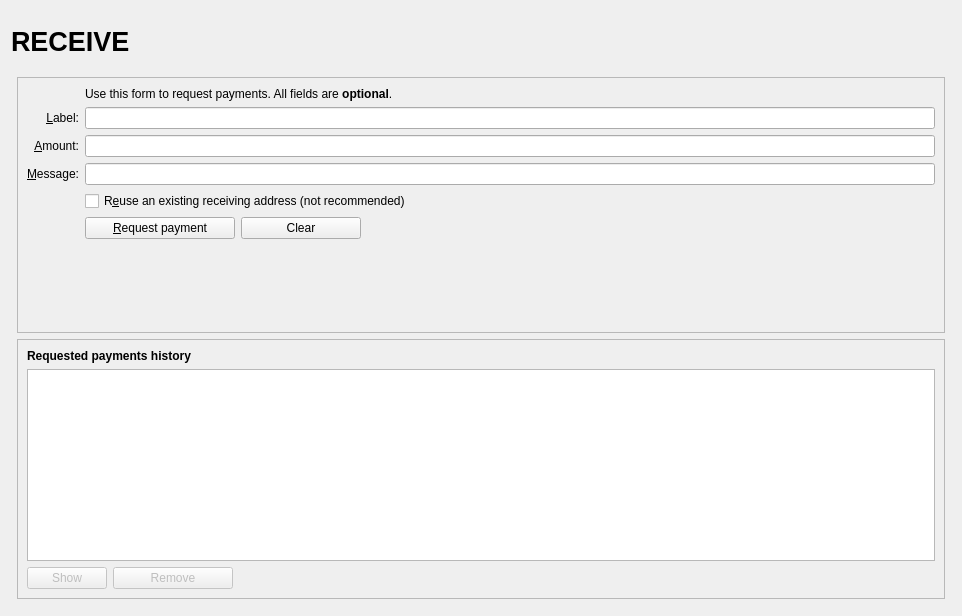
Before: the Qt Designer form src/qt/forms/receivecoinsdialog.ui in vipcore/VIP-OLD, drawn with Qt 5.
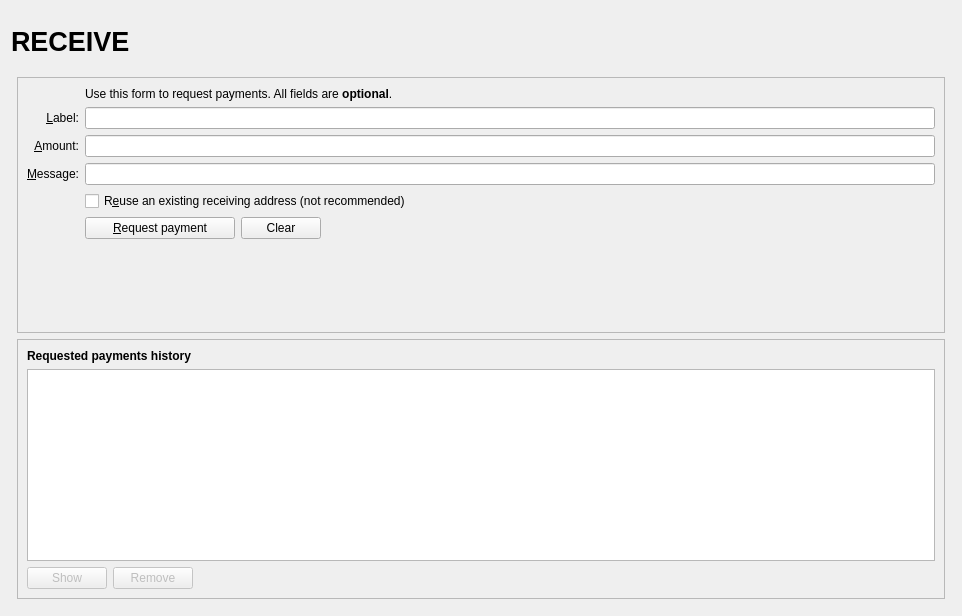
After: the same form once the commit is applied. Icons and pictures are not drawn. Custom widgets are drawn as their Qt base class.

```diff
--- a/src/qt/forms/receivecoinsdialog.ui
+++ b/src/qt/forms/receivecoinsdialog.ui
@@ -269,12 +269,6 @@
                    <verstretch>0</verstretch>
                   </sizepolicy>
                  </property>
-                 <property name="minimumSize">
-                <size>
-                 <width>120</width>
-                 <height>0</height>
-                </size>
-               </property>
                  <property name="toolTip">
                   <string>Clear all fields of the form.</string>
                  </property>
@@ -428,12 +422,6 @@
                <property name="enabled">
                 <bool>false</bool>
                </property>
-               <property name="minimumSize">
-                <size>
-                 <width>120</width>
-                 <height>0</height>
-                </size>
-               </property>
                <property name="toolTip">
                 <string>Remove the selected entries from the list</string>
                </property>
```
Left out of the diff: 12 changed lines with no effect on the pictures.
